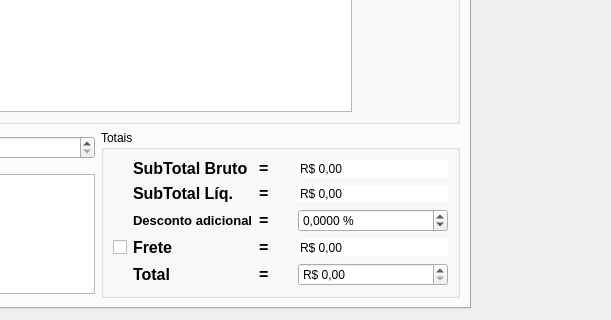
Before: the Qt Designer form ui/orcamento.ui in lellisls/ERP-STACCATO, drawn with Qt 5; both pictures show x 387 to 998 and y 387 to 707 of the 998 by 707 pixel window.
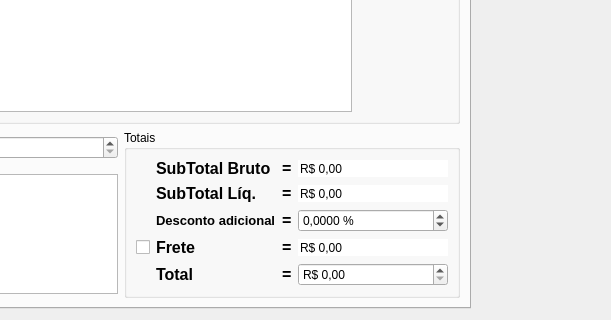
After: the same form once the commit is applied. Custom widgets are drawn as their Qt base class.

Commit message: Correção estética no Orcamento

```diff
--- a/ui/orcamento.ui
+++ b/ui/orcamento.ui
@@ -857,6 +857,12 @@
        </item>
        <item row="2" column="2" rowspan="2">
         <widget class="QGroupBox" name="groupBox_3">
+         <property name="sizePolicy">
+          <sizepolicy hsizetype="Fixed" vsizetype="Preferred">
+           <horstretch>0</horstretch>
+           <verstretch>0</verstretch>
+          </sizepolicy>
+         </property>
          <property name="title">
           <string>Totais</string>
          </property>
```
